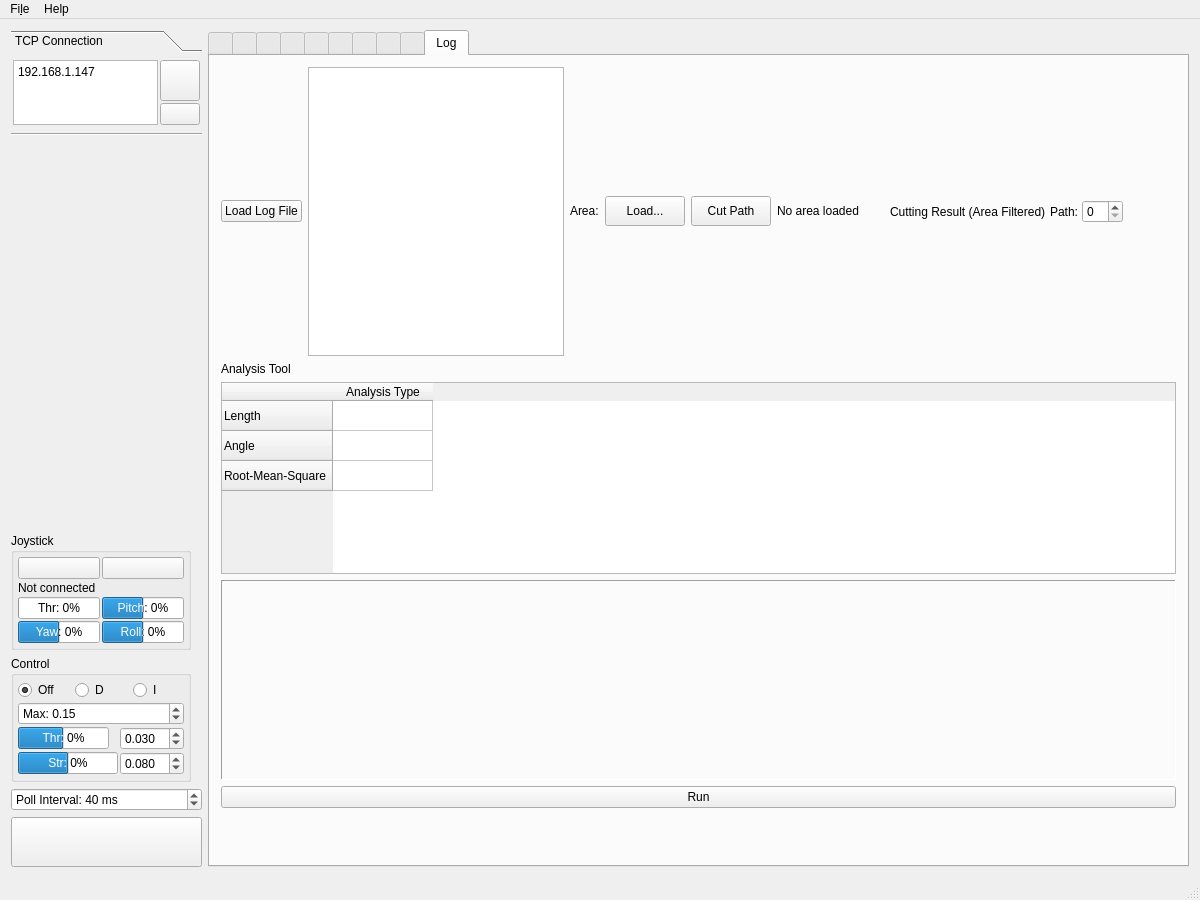
First picture: the form in Linux/RControlStation/mainwindow.ui, repository GunnarLarssonSLU/rise_sdvp, before the edit.
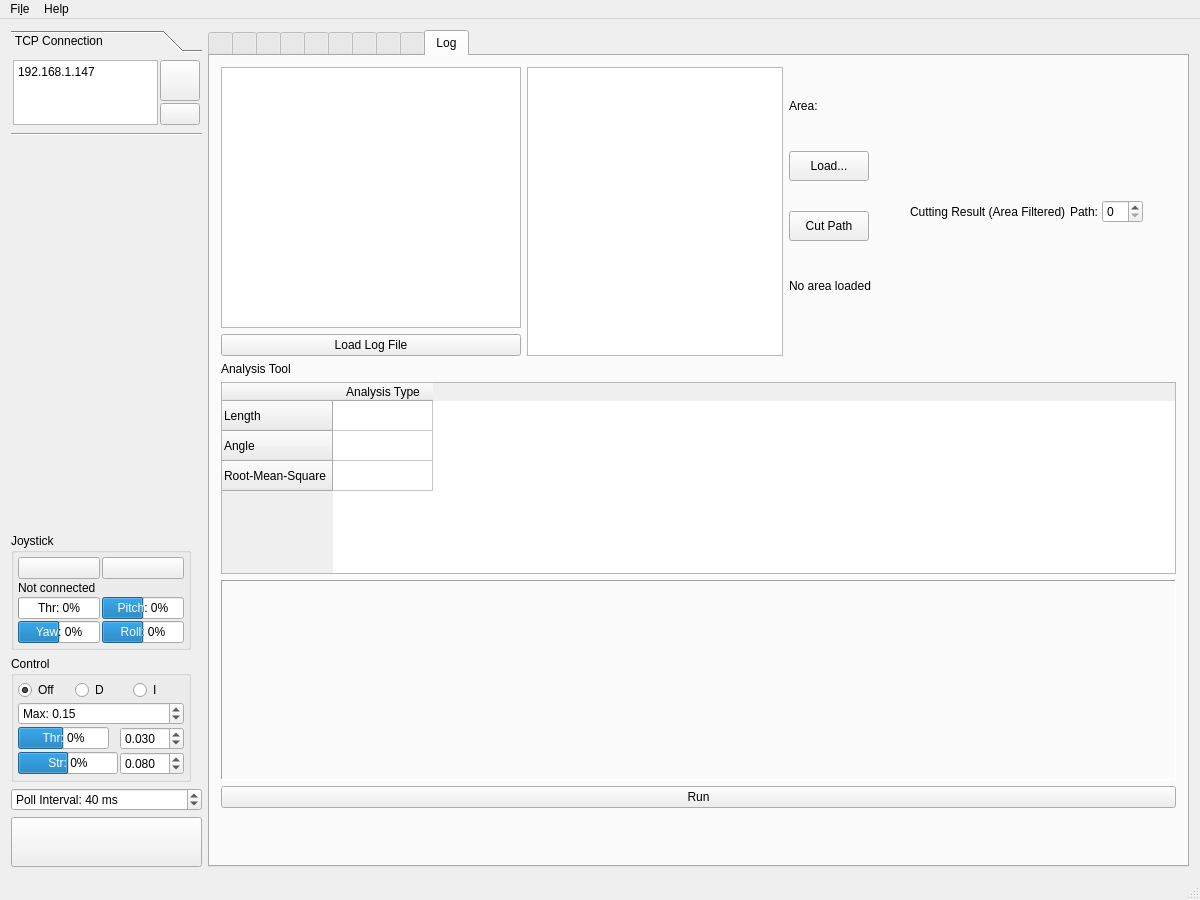
Second picture: the form after the edit. Icons and pictures are not drawn. Custom widgets are drawn as their Qt base class.

```diff
--- a/Linux/RControlStation/mainwindow.ui
+++ b/Linux/RControlStation/mainwindow.ui
@@ -3514,9 +3514,30 @@
        <attribute name="title">
         <string>Log</string>
        </attribute>
-       <layout class="QVBoxLayout" name="vBoxLayoutMain" stretch="">
+       <layout class="QVBoxLayout" name="vBoxLayoutMain">
         <item>
-         <layout class="QHBoxLayout" name="hBoxDisplay" stretch="0,0,0,0,1,0,1,0,0,0">
+         <layout class="QHBoxLayout" name="hBoxDisplay" stretch="0,0,0,0,1,0,1,0,0,0,0">
+          <property name="sizeConstraint">
+           <enum>QLayout::SizeConstraint::SetFixedSize</enum>
+          </property>
+          <item>
+          <layout class="QVBoxLayout" name="vBoxLayoutMain">
+           <item>
+           <widget class="QTableView" name="logFarmTable">
+            <property name="sizePolicy">
+             <sizepolicy hsizetype="Expanding" vsizetype="Expanding">
+              <horstretch>1</horstretch>
+              <verstretch>1</verstretch>
+             </sizepolicy>
+            </property>
+            <property name="minimumSize">
+             <size>
+              <width>300</width>
+              <height>200</height>
+             </size>
+            </property>
+           </widget>
+          </item>
           <item>
            <widget class="QPushButton" name="pushButtonLoadLogFile">
             <property name="text">
@@ -3524,10 +3545,14 @@
             </property>
            </widget>
           </item>
+          </layout>
+          </item>
           <item>
            <widget class="QListView" name="listLogfilesView" />
           </item>
           <item>
+          <layout class="QVBoxLayout" name="vBoxLayoutMain">
+           <item>
            <widget class="QLabel" name="labelAreaFile">
             <property name="sizePolicy">
              <sizepolicy hsizetype="Fixed" vsizetype="Preferred">
@@ -3616,6 +3641,10 @@
             </property>
            </widget>
           </item>
+          </layout>
+          </item>
+
+
           <item>
            <widget class="MapWidget" name="mapWidgetAnalysis" native="true">
             <property name="sizePolicy">
@@ -3637,7 +3666,7 @@
                <string>Cutting Result (Area Filtered)</string>
               </property>
               <property name="alignment">
-               <set>Qt::AlignmentFlag::AlignLeft|Qt::AlignmentFlag::AlignVCenter</set>
+               <set>Qt::AlignmentFlag::AlignLeading|Qt::AlignmentFlag::AlignLeft|Qt::AlignmentFlag::AlignVCenter</set>
               </property>
              </widget>
             </item>
@@ -3686,13 +3715,7 @@
             </property>
            </widget>
           </item>
-         <property name="sizeConstraint">
-          <enum>QLayout::SizeConstraint::SetFixedSize</enum>
-         </property>
-         <property name="maximumHeight">
-          <number>200</number>
-         </property>
-        </layout>
+         </layout>
         </item>
         <item>
          <layout class="QVBoxLayout" name="vBoxTools">
@@ -3969,7 +3992,7 @@
    </property>
   </action>
  </widget>
- <layoutdefault spacing="6" margin="11" />
+ <layoutdefault spacing="6" margin="11"/>
  <customwidgets>
   <customwidget>
    <class>MapWidget</class>
```
Left out of the diff: 237 changed lines with no effect on the pictures.
